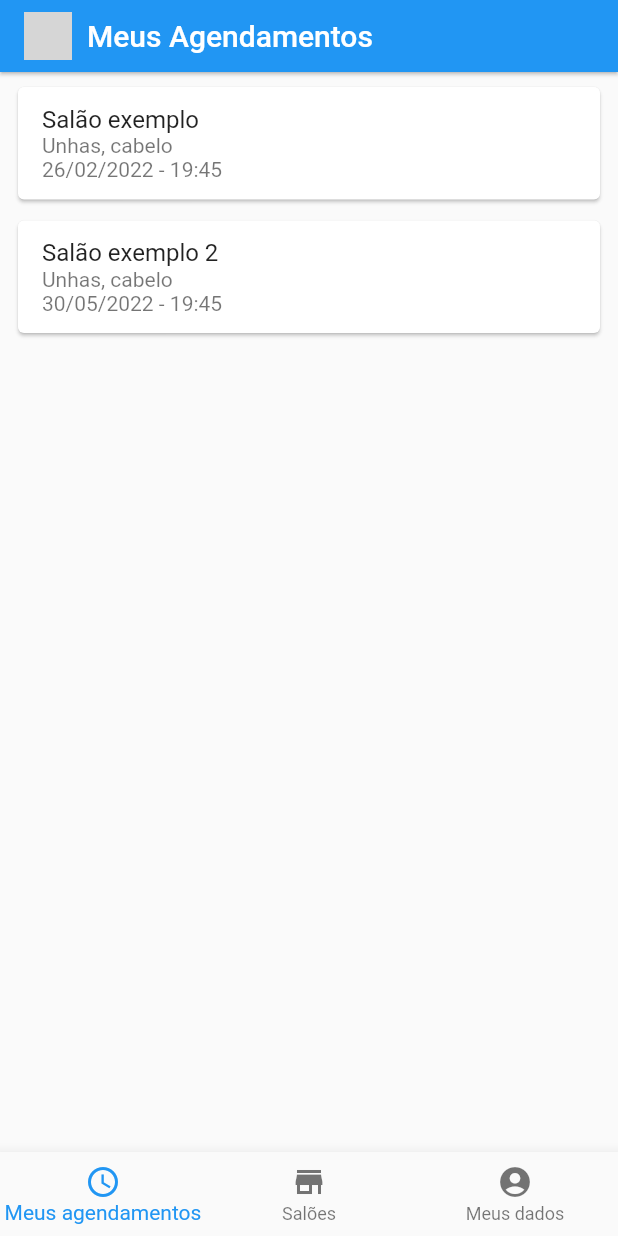
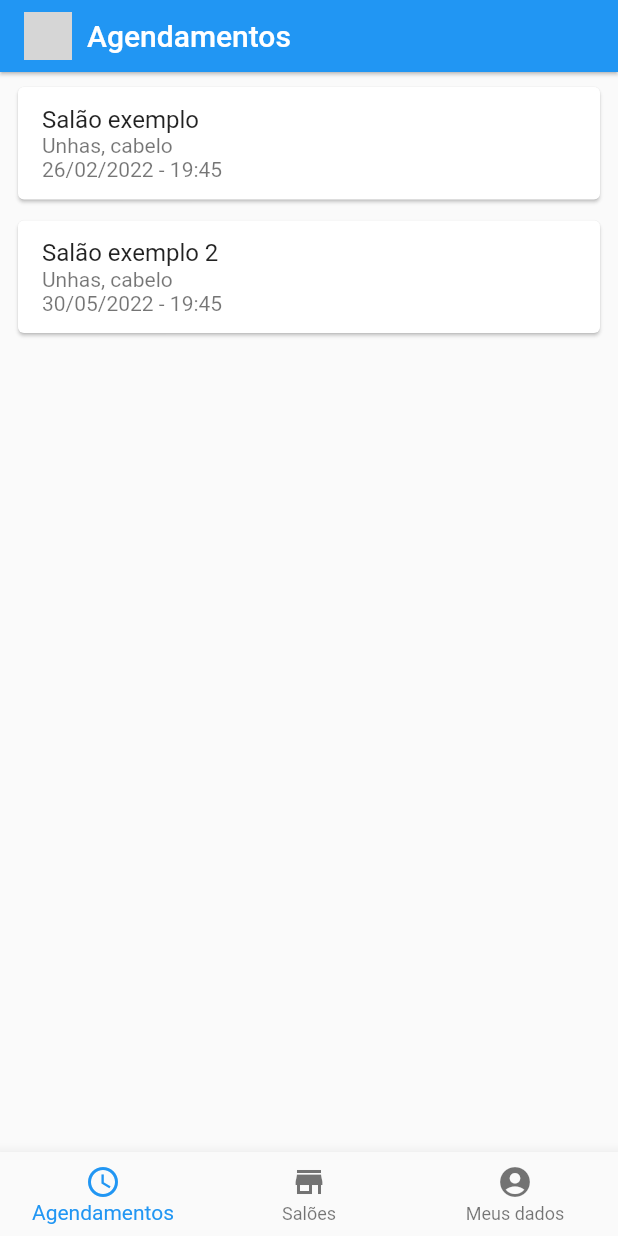
Before and after one commit to jhenrique09/studiod, a Flutter app: the screen it shows after launch, on a phone screen of 412 x 824 dp. Run offline on Flutter 3.47's test engine with Material 2 defaults, Android fonts, the light colour scheme and no system bars; our stand-ins replace email_validator, mask_text_input_formatter; missing offline and left inert: material_color_generator; grey boxes are pictures that could not be loaded.

Commit message:
Melhorias em algumas paginas

```diff
--- a/lib/agendamento.dart
+++ b/lib/agendamento.dart
@@ -4,7 +4,7 @@ class Agendamento extends StatefulWidget {
   const Agendamento({Key? key}) : super(key: key);
 
   @override
-  _AgendamentoState createState() => _AgendamentoState();
+  State<Agendamento> createState() => _AgendamentoState();
 }
 
 class _AgendamentoState extends State<Agendamento> {
@@ -21,7 +21,7 @@ class _AgendamentoState extends State<Agendamento> {
                   Navigator.of(context).pop();
                 },
                 icon: const Icon(Icons.arrow_back)),
-            title: Text("Agendamento"),
+            title: const Text("Agendamento"),
             elevation: 1,
           )),
       body: SingleChildScrollView(
@@ -179,7 +179,7 @@ class _AgendamentoState extends State<Agendamento> {
                           padding: const EdgeInsets.symmetric(
                               horizontal: 48, vertical: 12),
                         ),
-                        icon: Icon(Icons.calendar_today),
+                        icon: const Icon(Icons.calendar_today),
                         label: const Text('Agendar'),
                         onPressed: () {
                           if (_formKey.currentState!.validate()) {
--- a/lib/alterar_senha.dart
+++ b/lib/alterar_senha.dart
@@ -4,7 +4,7 @@ class AlterarSenha extends StatefulWidget {
   const AlterarSenha({Key? key}) : super(key: key);
 
   @override
-  _AlterarSenhaState createState() => _AlterarSenhaState();
+  State<AlterarSenha> createState() => _AlterarSenhaState();
 }
 
 class _AlterarSenhaState extends State<AlterarSenha> {
@@ -33,7 +33,7 @@ class _AlterarSenhaState extends State<AlterarSenha> {
                   Navigator.of(context).pop();
                 },
                 icon: const Icon(Icons.arrow_back)),
-            title: Text("Alterar Senha"),
+            title: const Text("Alterar Senha"),
             elevation: 1,
           )),
       body: SingleChildScrollView(
@@ -119,7 +119,7 @@ class _AlterarSenhaState extends State<AlterarSenha> {
                           padding: const EdgeInsets.symmetric(
                               horizontal: 48, vertical: 12),
                         ),
-                        icon: Icon(Icons.key),
+                        icon: const Icon(Icons.key),
                         label: const Text('Alterar senha'),
                         onPressed: () {
                           if (_formKey.currentState!.validate()) {
--- a/lib/login.dart
+++ b/lib/login.dart
@@ -6,7 +6,7 @@ class Login extends StatefulWidget {
   const Login({Key? key}) : super(key: key);
 
   @override
-  _LoginState createState() => _LoginState();
+  State<Login> createState() => _LoginState();
 }
 
 class _LoginState extends State<Login> {
--- a/lib/principal.dart
+++ b/lib/principal.dart
@@ -8,12 +8,11 @@ class Principal extends StatefulWidget {
   const Principal({Key? key}) : super(key: key);
 
   @override
-  _PrincipalState createState() => _PrincipalState();
+  State<Principal> createState() => _PrincipalState();
 }
 
 class _PrincipalState extends State<Principal> {
   int _selectedIndex = 0;
-  String _appBarTitle = "Meus Agendamentos";
 
   static const List<Widget> _pages = <Widget>[
     MeusAgendamentos(),
@@ -24,7 +23,7 @@ class _PrincipalState extends State<Principal> {
   static const List<BottomNavigationBarItem> menuItems = [
     BottomNavigationBarItem(
       icon: Icon(Icons.schedule),
-      label: 'Meus agendamentos',
+      label: 'Agendamentos',
     ),
     BottomNavigationBarItem(
       icon: Icon(Icons.store),
@@ -35,6 +34,8 @@ class _PrincipalState extends State<Principal> {
       label: 'Meus dados',
     ),
   ];
+
+  String _appBarTitle = 'Agendamentos';
 
   void _onItemTapped(int index) {
     setState(() {
@@ -50,8 +51,7 @@ class _PrincipalState extends State<Principal> {
           preferredSize: const Size.fromHeight(48.0),
           child: AppBar(
             automaticallyImplyLeading: false,
-            title: Container(
-              child: Row(
+            title: Row(
               children: [
                 Image.asset(
                   "assets/appbar_icone_black.png",
@@ -63,7 +63,6 @@ class _PrincipalState extends State<Principal> {
                 ),
                 Text(_appBarTitle)
               ],
-              ),
             ),
             centerTitle: false,
             elevation: 1,
--- a/lib/registrar.dart
+++ b/lib/registrar.dart
@@ -7,7 +7,7 @@ class Registrar extends StatefulWidget {
   const Registrar({Key? key}) : super(key: key);
 
   @override
-  _RegistrarState createState() => _RegistrarState();
+  State<Registrar> createState() => _RegistrarState();
 }
 
 class _RegistrarState extends State<Registrar> {
```
Lines whose indentation alone changed are shown as unchanged.
